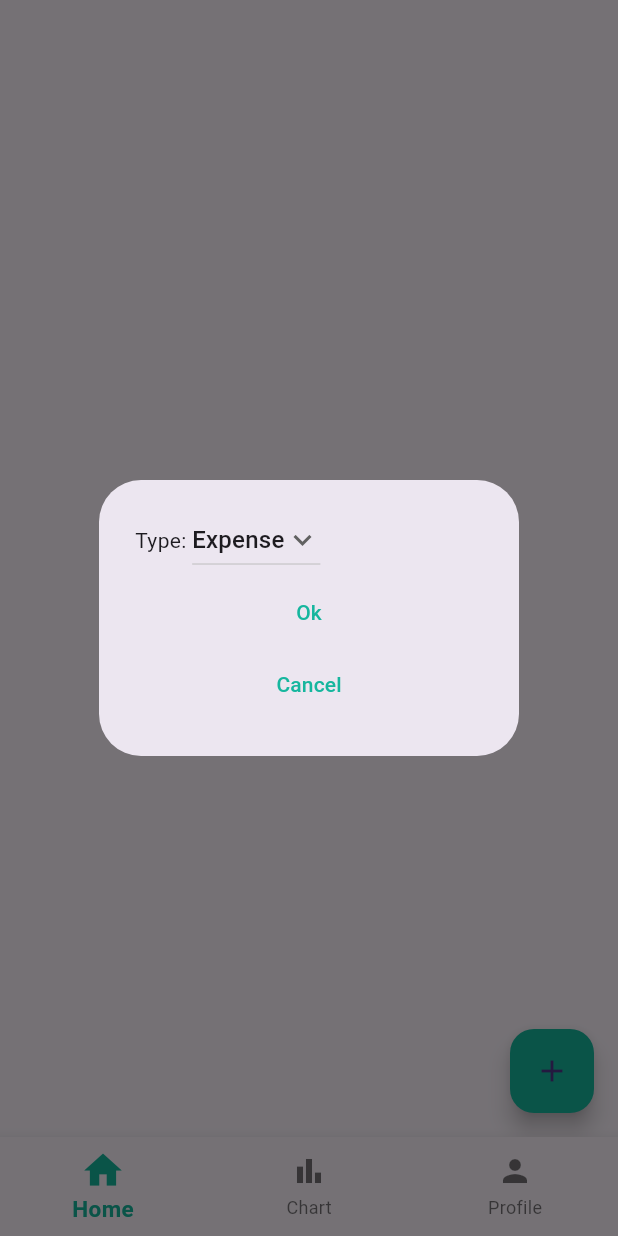
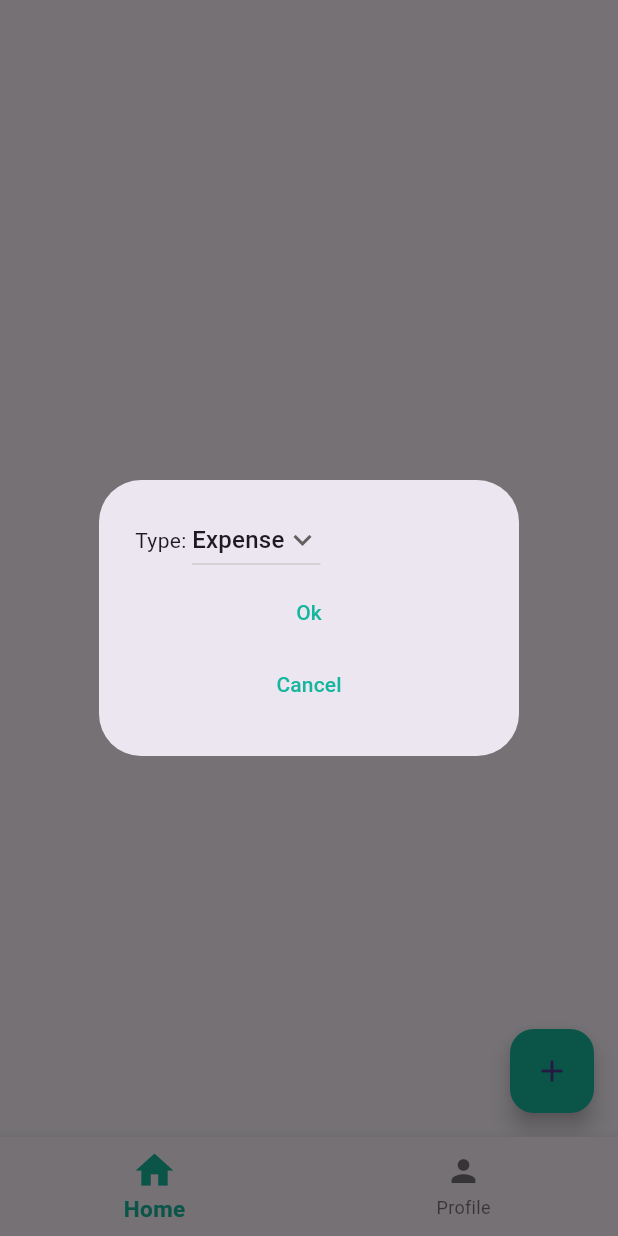
Before and after one commit to mahmoudbahkiry/expense-tracker-flutter, a Flutter app: the HomePage2 screen opened directly, after a tap on the "add" icon, on a phone screen of 412 x 824 dp. Run offline on Flutter 3.47's test engine with Material 3 defaults, Android fonts, the phone set to English and light mode, and no system bars; our stand-ins replace charts_flutter, cloud_firestore, firebase_auth, firebase_core, flutter_spinkit, pie_chart and 1 more; accounts and stored records are empty.

Commit message:
further ui enhancements

```diff
--- a/lib/home_page.dart
+++ b/lib/home_page.dart
@@ -18,10 +18,6 @@ class _HomePage2State extends State<HomePage2> {
 
   final List<Widget> _pages = <Widget>[
     PageHome(),
-    const Icon(
-      Icons.bar_chart,
-      size: 150,
-    ),
     PageProfile(),
   ];
 
@@ -41,10 +37,6 @@ class _HomePage2State extends State<HomePage2> {
             BottomNavigationBarItem(
               icon: Icon(Icons.home),
               label: 'Home',
-            ),
-            BottomNavigationBarItem(
-              icon: Icon(Icons.bar_chart),
-              label: 'Chart',
             ),
             BottomNavigationBarItem(
               icon: Icon(Icons.person),
--- a/lib/main.dart
+++ b/lib/main.dart
@@ -1,5 +1,6 @@
 import 'package:expense_tracker_project/Auth/auth.dart';
 import 'package:expense_tracker_project/firebase_options.dart';
+import 'package:expense_tracker_project/home_page.dart';
 import 'package:firebase_core/firebase_core.dart';
 import 'package:flutter/material.dart';
 
@@ -21,7 +22,7 @@ class MyApp extends StatelessWidget {
       theme: ThemeData(
         primarySwatch: Colors.blue,
       ), // ThemeData
-      home: const Auth(),
+      home: const HomePage2(),
     ); // MaterialApp
   }
 }
```
